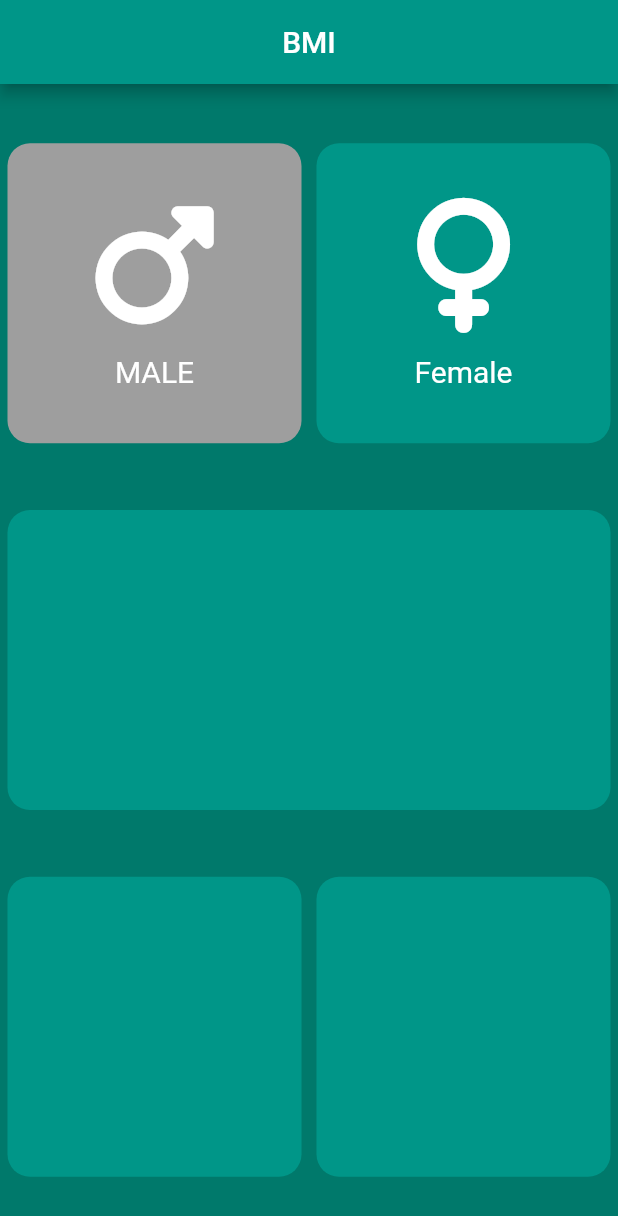
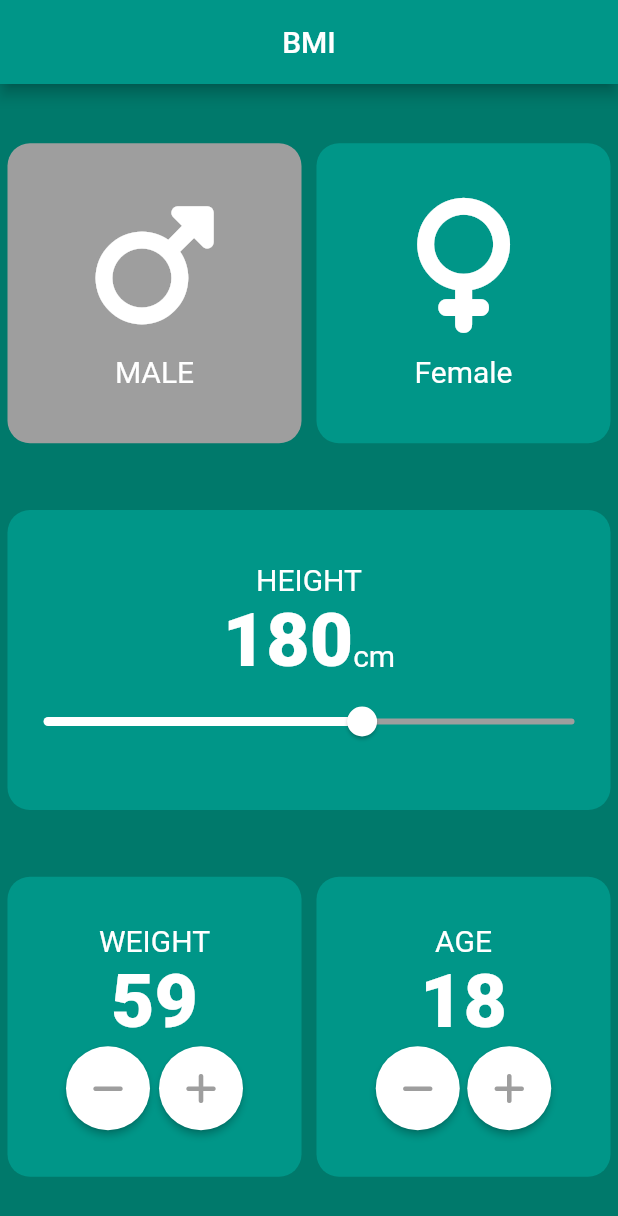
Before and after one commit to VishnuPuklath/BMI-, a Flutter app: the screen it shows after launch, after a tap on "MALE", on a phone screen of 412 x 824 dp. Shown: the top 1216 px of the screen. Run offline on Flutter 3.47's test engine with Material 2 defaults, Android fonts, the phone set to English and light mode, and no system bars; our stand-ins replace font_awesome_flutter.

Commit message:
homepage completed

```diff
--- /dev/null
+++ b/lib/constants.dart
@@ -0,0 +1,7 @@
+import 'package:flutter/material.dart';
+
+const klabelTextStyle = TextStyle(color: Colors.white, fontSize: 20);
+const kNumberTextSTyle =
+    TextStyle(fontSize: 50.0, fontWeight: FontWeight.w900, color: Colors.white);
+const kActiveColor = Colors.white;
+const kInactiveColor = Colors.grey;
--- a/lib/homepage.dart
+++ b/lib/homepage.dart
@@ -1,5 +1,6 @@
 import 'dart:ui';
 
+import 'package:bmi_app/constants.dart';
 import 'package:bmi_app/icon_content.dart';
 import 'package:bmi_app/reuseable_card.dart';
 import 'package:flutter/material.dart';
@@ -7,6 +8,8 @@ import 'package:font_awesome_flutter/font_awesome_flutter.dart';
 
 const activeCardColor = Colors.grey;
 const inactiveCardColor = Colors.teal;
+
+enum Gender { male, female }
 
 class HomePage extends StatefulWidget {
   const HomePage({Key? key}) : super(key: key);
@@ -16,28 +19,10 @@ class HomePage extends StatefulWidget {
 }
 
 class _HomePageState extends State<HomePage> {
-  Color maleCardColor = inactiveCardColor;
-  Color femaleCardColor = inactiveCardColor;
-
-  void updateColor(int gender) {
-    if (gender == 1) {
-      if (maleCardColor == inactiveCardColor) {
-        maleCardColor = activeCardColor;
-        femaleCardColor = inactiveCardColor;
-      } else {
-        maleCardColor = inactiveCardColor;
-      }
-    }
-    if (gender == 2) {
-      if (femaleCardColor == inactiveCardColor) {
-        femaleCardColor = activeCardColor;
-        maleCardColor = inactiveCardColor;
-      } else {
-        femaleCardColor = inactiveCardColor;
-      }
-    }
-  }
-
+  Gender? selectedGender;
+  int height = 180;
+  int weight = 60;
+  int age = 18;
   @override
   Widget build(BuildContext context) {
     return Scaffold(
@@ -56,13 +41,15 @@ class _HomePageState extends State<HomePage> {
               child: GestureDetector(
                 onTap: () {
                   setState(() {
-                    updateColor(1);
+                    selectedGender = Gender.male;
                   });
                 },
                 child: ReuseableCard(
                   cardChild:
                       IconContent(icon: FontAwesomeIcons.mars, text: 'MALE'),
-                  color: maleCardColor,
+                  color: selectedGender == Gender.male
+                      ? activeCardColor
+                      : inactiveCardColor,
                 ),
               ),
             ),
@@ -70,7 +57,7 @@ class _HomePageState extends State<HomePage> {
               child: GestureDetector(
                 onTap: (() {
                   setState(() {
-                    updateColor(2);
+                    selectedGender = Gender.female;
                   });
                 }),
                 child: ReuseableCard(
@@ -78,7 +65,9 @@ class _HomePageState extends State<HomePage> {
                     icon: FontAwesomeIcons.venus,
                     text: 'Female',
                   ),
-                  color: femaleCardColor,
+                  color: selectedGender == Gender.female
+                      ? activeCardColor
+                      : inactiveCardColor,
                 ),
               ),
             ),
@@ -88,6 +77,40 @@ class _HomePageState extends State<HomePage> {
           children: [
             Expanded(
               child: ReuseableCard(
+                cardChild: Column(
+                    mainAxisAlignment: MainAxisAlignment.center,
+                    children: [
+                      Text(
+                        'HEIGHT',
+                        style: klabelTextStyle,
+                      ),
+                      Row(
+                        textBaseline: TextBaseline.alphabetic,
+                        crossAxisAlignment: CrossAxisAlignment.baseline,
+                        mainAxisAlignment: MainAxisAlignment.center,
+                        children: [
+                          Text(
+                            height.toString(),
+                            style: kNumberTextSTyle,
+                          ),
+                          Text(
+                            'cm',
+                            style: klabelTextStyle,
+                          ),
+                        ],
+                      ),
+                      Slider(
+                          activeColor: kActiveColor,
+                          inactiveColor: kInactiveColor,
+                          min: 120,
+                          max: 220,
+                          value: (height.toDouble()),
+                          onChanged: (double newValue) {
+                            setState(() {
+                              height = newValue.round();
+                            });
+                          })
+                    ]),
                 color: inactiveCardColor,
               ),
             ),
@@ -96,10 +119,82 @@ class _HomePageState extends State<HomePage> {
         Row(
           children: [
             Expanded(
-              child: ReuseableCard(color: inactiveCardColor),
+              child: ReuseableCard(
+                  cardChild: Column(
+                      mainAxisAlignment: MainAxisAlignment.center,
+                      children: [
+                        Text(
+                          'WEIGHT',
+                          style: klabelTextStyle,
+                        ),
+                        Text(
+                          weight.toString(),
+                          style: kNumberTextSTyle,
+                        ),
+                        Row(
+                            mainAxisAlignment: MainAxisAlignment.center,
+                            children: [
+                              RoundIconButton(
+                                onPressed: () {
+                                  setState(() {
+                                    weight--;
+                                  });
+                                },
+                                icon: FontAwesomeIcons.minus,
+                              ),
+                              SizedBox(
+                                width: 6,
+                              ),
+                              RoundIconButton(
+                                onPressed: () {
+                                  setState(() {
+                                    weight++;
+                                  });
+                                },
+                                icon: FontAwesomeIcons.plus,
+                              )
+                            ])
+                      ]),
+                  color: inactiveCardColor),
             ),
             Expanded(
-              child: ReuseableCard(color: inactiveCardColor),
+              child: ReuseableCard(
+                  color: inactiveCardColor,
+                  cardChild: Column(
+                    mainAxisAlignment: MainAxisAlignment.center,
+                    children: [
+                      Text(
+                        'AGE',
+                        style: klabelTextStyle,
+                      ),
+                      Text(
+                        age.toString(),
+                        style: kNumberTextSTyle,
+                      ),
+                      Row(
+                        mainAxisAlignment: MainAxisAlignment.center,
+                        children: [
+                          RoundIconButton(
+                              icon: FontAwesomeIcons.minus,
+                              onPressed: () {
+                                setState(() {
+                                  age--;
+                                });
+                              }),
+                          SizedBox(
+                            width: 5,
+                          ),
+                          RoundIconButton(
+                              icon: FontAwesomeIcons.plus,
+                              onPressed: () {
+                                setState(() {
+                                  age++;
+                                });
+                              }),
+                        ],
+                      )
+                    ],
+                  )),
             ),
           ],
         )
@@ -107,3 +202,54 @@ class _HomePageState extends State<HomePage> {
     );
   }
 }
+
+class RoundIconButton extends StatelessWidget {
+  @override
+  final IconData icon;
+  final Function() onPressed;
+  RoundIconButton({required this.icon, required this.onPressed});
+  Widget build(BuildContext context) {
+    return RawMaterialButton(
+      child: Icon(
+        icon,
+        color: kInactiveColor,
+      ),
+      onPressed: onPressed,
+      constraints: BoxConstraints.tightFor(width: 56.0, height: 56.0),
+      shape: CircleBorder(),
+      fillColor: kActiveColor,
+    );
+  }
+}
+
+
+
+
+
+
+
+
+
+
+
+ // Color maleCardColor = inactiveCardColor;
+  // Color femaleCardColor = inactiveCardColor;
+
+  // void updateColor(Gender selectedGender) {
+  //   if (selectedGender == Gender.male) {
+  //     if (maleCardColor == inactiveCardColor) {
+  //       maleCardColor = activeCardColor;
+  //       femaleCardColor = inactiveCardColor;
+  //     } else {
+  //       maleCardColor = inactiveCardColor;
+  //     }
+  //   }
+  //   if (selectedGender == Gender.female) {
+  //     if (femaleCardColor == inactiveCardColor) {
+  //       femaleCardColor = activeCardColor;
+  //       maleCardColor = inactiveCardColor;
+  //     } else {
+  //       femaleCardColor = inactiveCardColor;
+  //     }
+  //   }
+  // }
--- a/lib/icon_content.dart
+++ b/lib/icon_content.dart
@@ -1,3 +1,4 @@
+import 'package:bmi_app/constants.dart';
 import 'package:flutter/material.dart';
 
 class IconContent extends StatelessWidget {
@@ -17,7 +18,7 @@ class IconContent extends StatelessWidget {
       ),
       Text(
         text,
-        style: TextStyle(color: Colors.white, fontSize: 20),
+        style: klabelTextStyle,
       )
     ]);
   }
```
